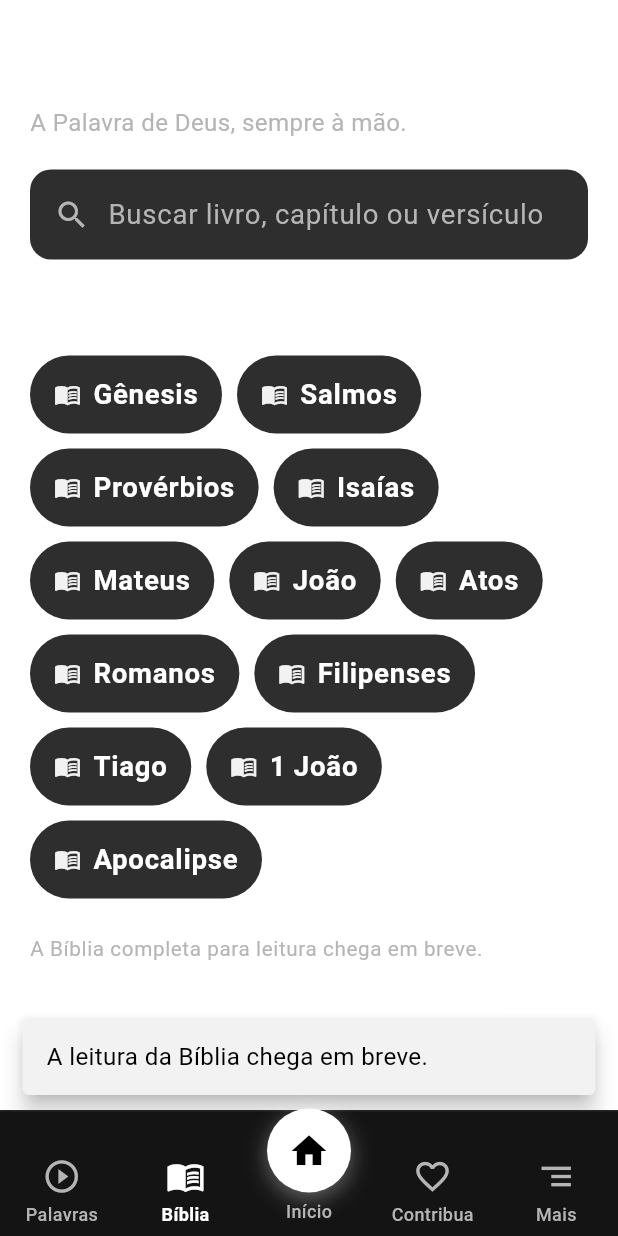
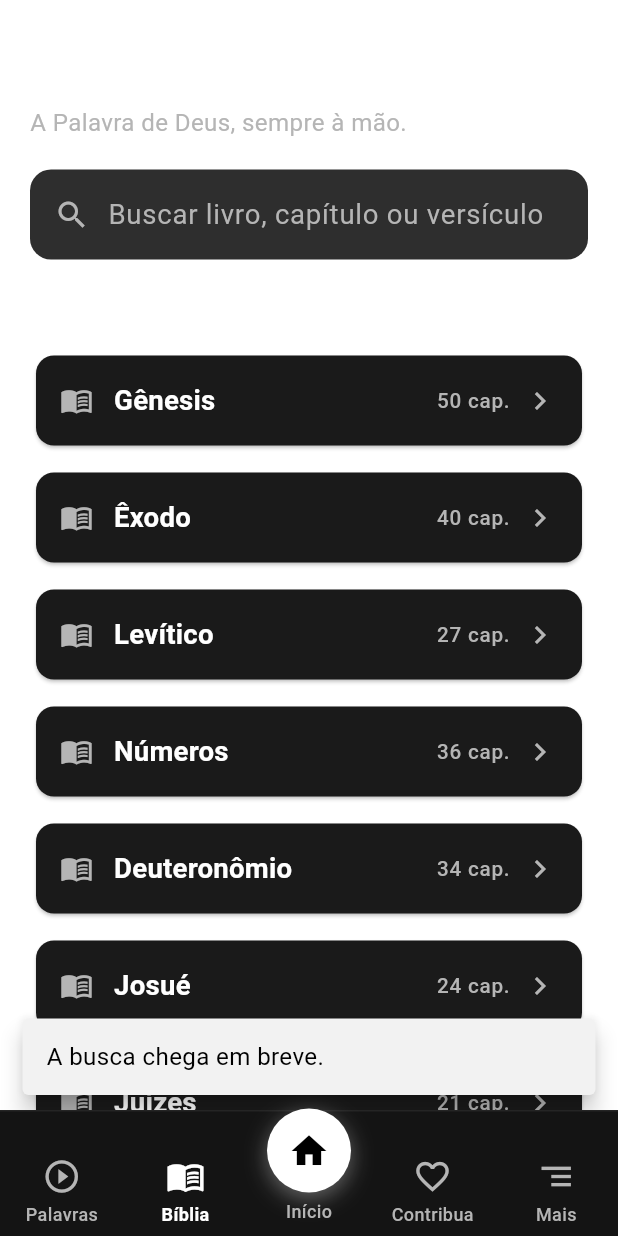
Before and after one commit to wendelcamargos-arch/GOEL-CHURCH, a Flutter app: the MainShell screen opened directly, item 2 of the bottom bar chosen, after a tap on "Buscar livro, capítulo ou versículo", on a phone screen of 412 x 824 dp. Run offline on Flutter 3.47's test engine with Material 3 defaults, Android fonts, the phone set to English and light mode, and no system bars; our stand-ins replace supabase_flutter; accounts and stored records are empty.

Commit message:
feat: Bíblia completa (livros→capítulos→leitura), Galeria via Google Drive e novos itens no Mais
BÍBLIA
- Lista TODOS os 66 livros (tiles uniformes) agrupados por Testamento;
  nº de capítulos reais. Toque no livro → grade uniforme de capítulos →
  tela de leitura (versículos). Texto (Almeida) carrega com os dados.

FOTOS/VÍDEOS
- Galeria de álbuns do Google Drive: cada álbum abre a pasta no Drive
  (url_launcher) para ver/baixar. Links por parâmetro (placeholders).

MAIS
- Novos itens após Oração: Goel Home, Gabinete Pastoral, Quero ser Servo
  (telas 'em breve' até definirmos o conteúdo).

Dep: url_launcher ^6.3.0. Testes de Bíblia + galeria. Suíte 50/50 verde.

```diff
--- /dev/null
+++ b/lib/features/biblia/data/biblia_livros.dart
@@ -0,0 +1,80 @@
+/// Catálogo dos 66 livros da Bíblia (canon protestante) com a contagem REAL de
+/// capítulos. Dado estático de apresentação — o TEXTO dos versículos virá de um
+/// conjunto de dados (ex.: Almeida, domínio público) no slice de conteúdo.
+class LivroBiblia {
+  final String nome;
+  final int capitulos;
+  final bool antigoTestamento;
+  const LivroBiblia(this.nome, this.capitulos, {required this.antigoTestamento});
+}
+
+const List<LivroBiblia> kLivrosBiblia = [
+  // --- Antigo Testamento (39) ---
+  LivroBiblia('Gênesis', 50, antigoTestamento: true),
+  LivroBiblia('Êxodo', 40, antigoTestamento: true),
+  LivroBiblia('Levítico', 27, antigoTestamento: true),
+  LivroBiblia('Números', 36, antigoTestamento: true),
+  LivroBiblia('Deuteronômio', 34, antigoTestamento: true),
+  LivroBiblia('Josué', 24, antigoTestamento: true),
+  LivroBiblia('Juízes', 21, antigoTestamento: true),
+  LivroBiblia('Rute', 4, antigoTestamento: true),
+  LivroBiblia('1 Samuel', 31, antigoTestamento: true),
+  LivroBiblia('2 Samuel', 24, antigoTestamento: true),
+  LivroBiblia('1 Reis', 22, antigoTestamento: true),
+  LivroBiblia('2 Reis', 25, antigoTestamento: true),
+  LivroBiblia('1 Crônicas', 29, antigoTestamento: true),
+  LivroBiblia('2 Crônicas', 36, antigoTestamento: true),
+  LivroBiblia('Esdras', 10, antigoTestamento: true),
+  LivroBiblia('Neemias', 13, antigoTestamento: true),
+  LivroBiblia('Ester', 10, antigoTestamento: true),
+  LivroBiblia('Jó', 42, antigoTestamento: true),
+  LivroBiblia('Salmos', 150, antigoTestamento: true),
+  LivroBiblia('Provérbios', 31, antigoTestamento: true),
+  LivroBiblia('Eclesiastes', 12, antigoTestamento: true),
+  LivroBiblia('Cânticos', 8, antigoTestamento: true),
+  LivroBiblia('Isaías', 66, antigoTestamento: true),
+  LivroBiblia('Jeremias', 52, antigoTestamento: true),
+  LivroBiblia('Lamentações', 5, antigoTestamento: true),
+  LivroBiblia('Ezequiel', 48, antigoTestamento: true),
+  LivroBiblia('Daniel', 12, antigoTestamento: true),
+  LivroBiblia('Oseias', 14, antigoTestamento: true),
+  LivroBiblia('Joel', 3, antigoTestamento: true),
+  LivroBiblia('Amós', 9, antigoTestamento: true),
+  LivroBiblia('Obadias', 1, antigoTestamento: true),
+  LivroBiblia('Jonas', 4, antigoTestamento: true),
+  LivroBiblia('Miqueias', 7, antigoTestamento: true),
+  LivroBiblia('Naum', 3, antigoTestamento: true),
+  LivroBiblia('Habacuque', 3, antigoTestamento: true),
+  LivroBiblia('Sofonias', 3, antigoTestamento: true),
+  LivroBiblia('Ageu', 2, antigoTestamento: true),
+  LivroBiblia('Zacarias', 14, antigoTestamento: true),
+  LivroBiblia('Malaquias', 4, antigoTestamento: true),
+  // --- Novo Testamento (27) ---
+  LivroBiblia('Mateus', 28, antigoTestamento: false),
+  LivroBiblia('Marcos', 16, antigoTestamento: false),
+  LivroBiblia('Lucas', 24, antigoTestamento: false),
+  LivroBiblia('João', 21, antigoTestamento: false),
+  LivroBiblia('Atos', 28, antigoTestamento: false),
+  LivroBiblia('Romanos', 16, antigoTestamento: false),
+  LivroBiblia('1 Coríntios', 16, antigoTestamento: false),
+  LivroBiblia('2 Coríntios', 13, antigoTestamento: false),
+  LivroBiblia('Gálatas', 6, antigoTestamento: false),
+  LivroBiblia('Efésios', 6, antigoTestamento: false),
+  LivroBiblia('Filipenses', 4, antigoTestamento: false),
+  LivroBiblia('Colossenses', 4, antigoTestamento: false),
+  LivroBiblia('1 Tessalonicenses', 5, antigoTestamento: false),
+  LivroBiblia('2 Tessalonicenses', 3, antigoTestamento: false),
+  LivroBiblia('1 Timóteo', 6, antigoTestamento: false),
+  LivroBiblia('2 Timóteo', 4, antigoTestamento: false),
+  LivroBiblia('Tito', 3, antigoTestamento: false),
+  LivroBiblia('Filemom', 1, antigoTestamento: false),
+  LivroBiblia('Hebreus', 13, antigoTestamento: false),
+  LivroBiblia('Tiago', 5, antigoTestamento: false),
+  LivroBiblia('1 Pedro', 5, antigoTestamento: false),
+  LivroBiblia('2 Pedro', 3, antigoTestamento: false),
+  LivroBiblia('1 João', 5, antigoTestamento: false),
+  LivroBiblia('2 João', 1, antigoTestamento: false),
+  LivroBiblia('3 João', 1, antigoTestamento: false),
+  LivroBiblia('Judas', 1, antigoTestamento: false),
+  LivroBiblia('Apocalipse', 22, antigoTestamento: false),
+];
--- a/lib/features/biblia/presentation/biblia_screen.dart
+++ b/lib/features/biblia/presentation/biblia_screen.dart
@@ -1,33 +1,25 @@
 import 'package:flutter/material.dart';
 
-/// Aba "Bíblia" — porta de entrada para a leitura (padrão preto e branco).
+import '../data/biblia_livros.dart';
+import 'capitulos_screen.dart';
+
+/// Aba "Bíblia" — lista TODOS os 66 livros (tiles uniformes), agrupados por
+/// Testamento. Tocar um livro abre os capítulos; o capítulo abre a leitura.
 ///
-/// APENAS camada de apresentação: cabeçalho, busca visual (sem ação real) e
-/// atalhos de livros. A leitura completa chega com o slice de conteúdo; por ora
-/// os toques avisam "em breve". É uma ABA (sem AppBar): cabeçalho no corpo.
+/// APENAS camada de apresentação: livros e nº de capítulos são reais; o TEXTO
+/// dos versículos chega com o conjunto de dados (Almeida — domínio público).
+/// É uma ABA (sem AppBar): traz o cabeçalho no corpo.
 class BibliaScreen extends StatelessWidget {
   const BibliaScreen({super.key});
-
-  static const _livros = <String>[
-    'Gênesis',
-    'Salmos',
-    'Provérbios',
-    'Isaías',
-    'Mateus',
-    'João',
-    'Atos',
-    'Romanos',
-    'Filipenses',
-    'Tiago',
-    '1 João',
-    'Apocalipse',
-  ];
 
   @override
   Widget build(BuildContext context) {
     final topInset = MediaQuery.of(context).padding.top;
     final textTheme = Theme.of(context).textTheme;
     final scheme = Theme.of(context).colorScheme;
+
+    final at = kLivrosBiblia.where((l) => l.antigoTestamento).toList();
+    final nt = kLivrosBiblia.where((l) => !l.antigoTestamento).toList();
 
     return Center(
       child: ConstrainedBox(
@@ -37,22 +29,21 @@ class BibliaScreen extends StatelessWidget {
           children: [
             Text(
               'Bíblia',
-              style: textTheme.headlineMedium
-                  ?.copyWith(fontWeight: FontWeight.w700),
+              style:
+                  textTheme.headlineMedium?.copyWith(fontWeight: FontWeight.w700),
             ),
             const SizedBox(height: 4),
             Text(
               'A Palavra de Deus, sempre à mão.',
-              style: textTheme.bodyMedium
-                  ?.copyWith(color: scheme.onSurfaceVariant),
+              style:
+                  textTheme.bodyMedium?.copyWith(color: scheme.onSurfaceVariant),
             ),
             const SizedBox(height: 20),
-            // Busca visual (placeholder — sem ação por enquanto).
             Semantics(
               button: true,
               label: 'Buscar na Bíblia',
               child: InkWell(
-                onTap: () => _aviso(context),
+                onTap: () => _emBreve(context, 'A busca chega em breve.'),
                 borderRadius: BorderRadius.circular(14),
                 child: Container(
                   padding:
@@ -76,77 +67,93 @@ class BibliaScreen extends StatelessWidget {
               ),
             ),
             const SizedBox(height: 24),
-            Text(
-              'Livros',
-              style:
-                  textTheme.titleMedium?.copyWith(fontWeight: FontWeight.w700),
-            ),
-            const SizedBox(height: 12),
-            Wrap(
-              spacing: 10,
-              runSpacing: 10,
-              children: [
-                for (final livro in _livros)
-                  _LivroChip(nome: livro, onTap: () => _aviso(context)),
-              ],
-            ),
-            const SizedBox(height: 24),
-            Text(
-              'A Bíblia completa para leitura chega em breve.',
-              style:
-                  textTheme.bodySmall?.copyWith(color: scheme.onSurfaceVariant),
-            ),
+            const _SecaoTitulo(texto: 'Antigo Testamento'),
+            const SizedBox(height: 8),
+            for (final l in at) _LivroTile(livro: l),
+            const SizedBox(height: 20),
+            const _SecaoTitulo(texto: 'Novo Testamento'),
+            const SizedBox(height: 8),
+            for (final l in nt) _LivroTile(livro: l),
           ],
         ),
       ),
     );
   }
 
-  void _aviso(BuildContext context) {
+  void _emBreve(BuildContext context, String msg) {
     ScaffoldMessenger.of(context)
       ..hideCurrentSnackBar()
       ..showSnackBar(
-        const SnackBar(
-          content: Text('A leitura da Bíblia chega em breve.'),
+        SnackBar(
+          content: Text(msg),
           behavior: SnackBarBehavior.floating,
-          duration: Duration(seconds: 2),
+          duration: const Duration(seconds: 2),
         ),
       );
   }
 }
 
-class _LivroChip extends StatelessWidget {
-  final String nome;
-  final VoidCallback onTap;
-  const _LivroChip({required this.nome, required this.onTap});
+class _SecaoTitulo extends StatelessWidget {
+  final String texto;
+  const _SecaoTitulo({required this.texto});
+
+  @override
+  Widget build(BuildContext context) {
+    final textTheme = Theme.of(context).textTheme;
+    return Text(
+      texto,
+      style: textTheme.titleMedium?.copyWith(fontWeight: FontWeight.w700),
+    );
+  }
+}
+
+/// Tile uniforme de um livro (mesma altura para todos).
+class _LivroTile extends StatelessWidget {
+  final LivroBiblia livro;
+  const _LivroTile({required this.livro});
 
   @override
   Widget build(BuildContext context) {
     final textTheme = Theme.of(context).textTheme;
     final scheme = Theme.of(context).colorScheme;
-    return Semantics(
+    return Padding(
+      padding: const EdgeInsets.only(bottom: 10),
+      child: Semantics(
         button: true,
-      label: 'Abrir $nome',
+        label: 'Abrir ${livro.nome}',
+        child: Card(
+          clipBehavior: Clip.antiAlias,
           child: InkWell(
-        onTap: onTap,
-        borderRadius: BorderRadius.circular(999),
-        child: Container(
-          padding: const EdgeInsets.symmetric(horizontal: 16, vertical: 12),
-          decoration: BoxDecoration(
-            color: scheme.surfaceContainerHighest,
-            borderRadius: BorderRadius.circular(999),
+            onTap: () => Navigator.of(context).push(
+              MaterialPageRoute(builder: (_) => CapitulosScreen(livro: livro)),
             ),
+            child: SizedBox(
+              height: 60,
+              child: Padding(
+                padding: const EdgeInsets.symmetric(horizontal: 16),
                 child: Row(
-            mainAxisSize: MainAxisSize.min,
                   children: [
-              Icon(Icons.menu_book_outlined, size: 18, color: scheme.onSurface),
+                    Icon(Icons.menu_book_outlined,
+                        size: 22, color: scheme.onSurfaceVariant,),
+                    const SizedBox(width: 14),
+                    Expanded(
+                      child: Text(
+                        livro.nome,
+                        style: textTheme.titleMedium
+                            ?.copyWith(fontWeight: FontWeight.w600),
+                      ),
+                    ),
+                    Text(
+                      '${livro.capitulos} cap.',
+                      style: textTheme.labelMedium
+                          ?.copyWith(color: scheme.onSurfaceVariant),
+                    ),
                     const SizedBox(width: 8),
-              Text(
-                nome,
-                style:
-                    textTheme.bodyLarge?.copyWith(fontWeight: FontWeight.w600),
+                    Icon(Icons.chevron_right, color: scheme.onSurfaceVariant),
+                  ],
                 ),
-            ],
+              ),
+            ),
           ),
         ),
       ),
--- a/lib/features/home/presentation/main_shell.dart
+++ b/lib/features/home/presentation/main_shell.dart
@@ -274,6 +274,15 @@ class _MaisTab extends StatelessWidget {
       _MaisEntry(Icons.menu_book_outlined, 'Devocionais', devocionalBuilder),
       _MaisEntry(Icons.volunteer_activism_outlined, 'Oração',
           (_) => const OracaoScreen(),),
+      _MaisEntry(Icons.home_outlined, 'Goel Home',
+          (_) => const ComingSoonScreen(
+                icon: Icons.home_outlined, title: 'Goel Home',),),
+      _MaisEntry(Icons.support_agent, 'Gabinete Pastoral',
+          (_) => const ComingSoonScreen(
+                icon: Icons.support_agent, title: 'Gabinete Pastoral',),),
+      _MaisEntry(Icons.handshake_outlined, 'Quero ser Servo',
+          (_) => const ComingSoonScreen(
+                icon: Icons.handshake_outlined, title: 'Quero ser Servo',),),
       _MaisEntry(Icons.campaign_outlined, 'Pregações',
           (_) => const PregacoesScreen(),),
       _MaisEntry(Icons.record_voice_over_outlined, 'Testemunho',
--- a/pubspec.yaml
+++ b/pubspec.yaml
@@ -15,6 +15,8 @@ dependencies:
     path: packages/goel_domain
   # Slice 02 — plataforma Supabase (dados/auth/storage) consumida pela camada de dados.
   supabase_flutter: ^2.5.6
+  # Abre links externos (ex.: álbuns/downloads no Google Drive) no app do sistema.
+  url_launcher: ^6.3.0
 
 dev_dependencies:
   flutter_test:
```
Also changed, not shown: lib/features/biblia/presentation/capitulos_screen.dart (added, +99 -0 lines), lib/features/biblia/presentation/leitura_screen.dart (added, +99 -0 lines), lib/features/galeria/presentation/galeria_screen.dart (+133 -77 lines), 2 other files. Lines whose indentation alone changed are shown as unchanged.
